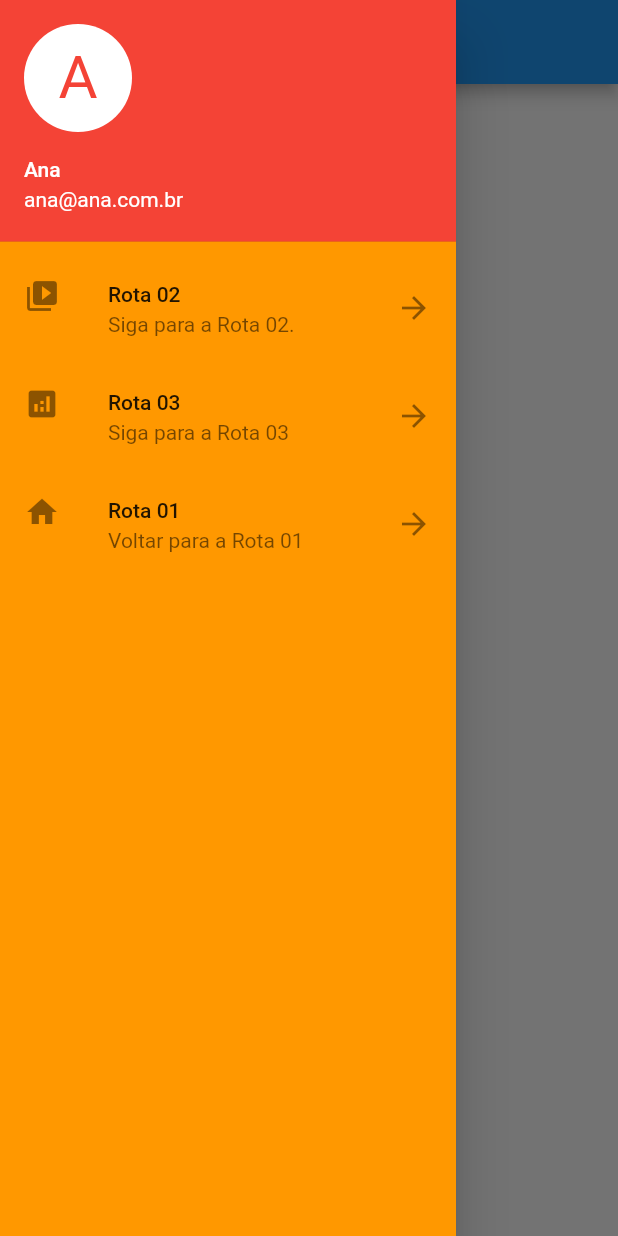
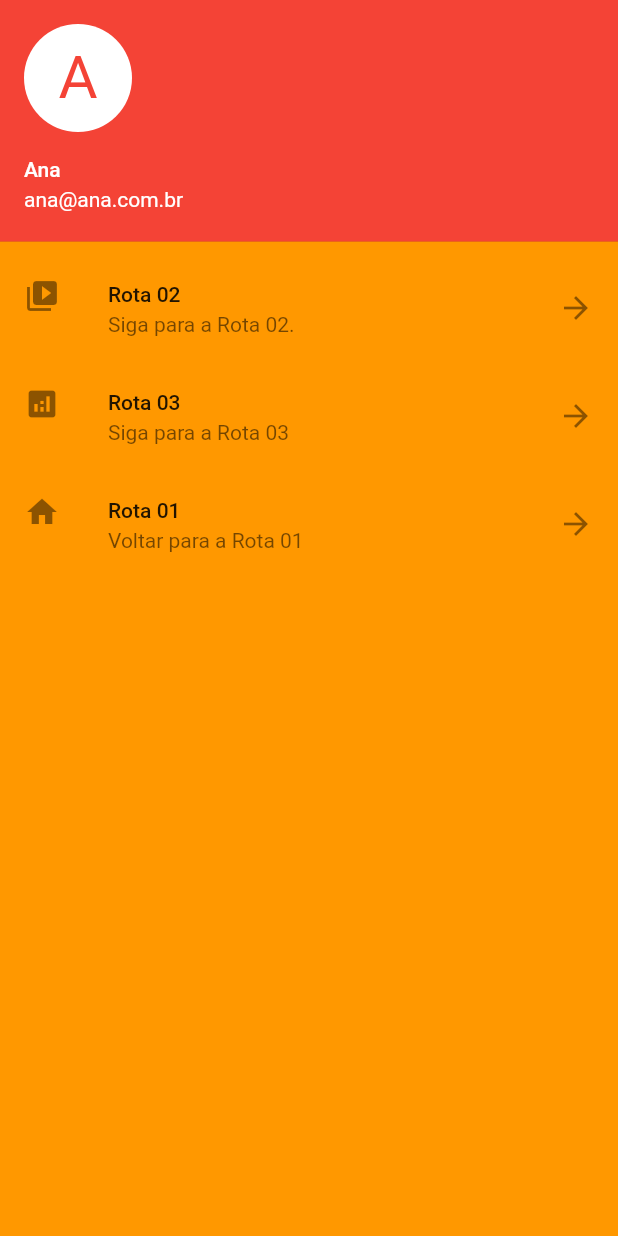
Before and after one commit to UnaGoats/project, a Flutter app: the screen it shows after launch, with the side drawer open, on a phone screen of 412 x 824 dp. Run offline on Flutter 3.47's test engine with Material 2 defaults, Android fonts, the phone set to English and light mode, and no system bars.

Commit message:
Atividade18 exercicio 5

```diff
--- a/atividade18/lib/main.dart
+++ b/atividade18/lib/main.dart
@@ -86,7 +86,7 @@ class PrimeiraRota extends StatelessWidget {
       appBar: AppBar(
         title: Text('Primeira Rota'),
       ),
-      drawer: Drawer(
+      drawer: Container(
           child: new Container(
         color: Colors.orange,
         child: ListView(
```
